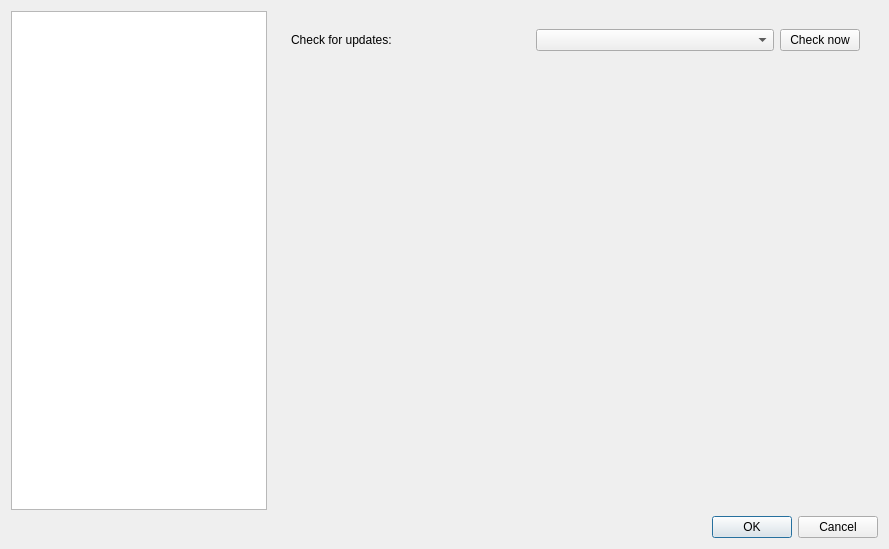
The window that src/settingseditor.ui (OneMoreGres/ScreenTranslator) describes before a commit, drawn with Qt 5.
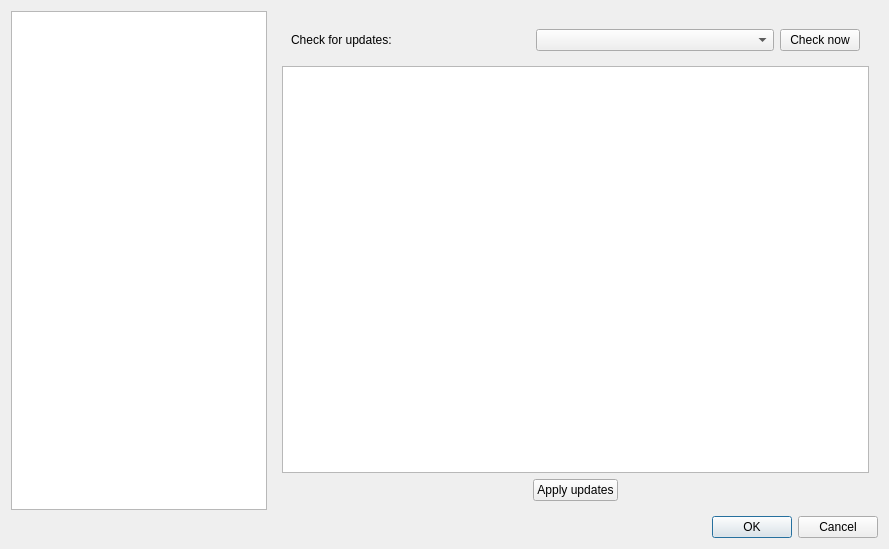
The same window after the commit. The open tabs and pages were chosen to show the change. Custom widgets are drawn as their Qt base class.

Patch:
```diff
--- a/src/settingseditor.ui
+++ b/src/settingseditor.ui
@@ -14,16 +14,6 @@
    <string>Настройки</string>
   </property>
   <layout class="QGridLayout" name="gridLayout_6">
-   <item row="0" column="0">
-    <widget class="QListView" name="pagesList">
-     <property name="sizePolicy">
-      <sizepolicy hsizetype="Maximum" vsizetype="Expanding">
-       <horstretch>0</horstretch>
-       <verstretch>0</verstretch>
-      </sizepolicy>
-     </property>
-    </widget>
-   </item>
    <item row="1" column="0" colspan="4">
     <widget class="QDialogButtonBox" name="buttonBox">
      <property name="orientation">
@@ -34,6 +24,16 @@
      </property>
     </widget>
    </item>
+   <item row="0" column="0">
+    <widget class="QListView" name="pagesList">
+     <property name="sizePolicy">
+      <sizepolicy hsizetype="Maximum" vsizetype="Expanding">
+       <horstretch>0</horstretch>
+       <verstretch>0</verstretch>
+      </sizepolicy>
+     </property>
+    </widget>
+   </item>
    <item row="0" column="1" colspan="3">
     <widget class="QStackedWidget" name="pagesView">
      <property name="sizePolicy">
@@ -459,22 +459,48 @@
       </layout>
      </widget>
      <widget class="QWidget" name="pageUpdate">
-      <layout class="QVBoxLayout" name="verticalLayout_2">
-       <item>
+      <layout class="QGridLayout" name="gridLayout_5">
+       <item row="2" column="0">
+        <spacer name="horizontalSpacer_2">
+         <property name="orientation">
+          <enum>Qt::Horizontal</enum>
+         </property>
+         <property name="sizeHint" stdset="0">
+          <size>
+           <width>204</width>
+           <height>20</height>
+          </size>
+         </property>
+        </spacer>
+       </item>
+       <item row="2" column="2">
+        <spacer name="horizontalSpacer_3">
+         <property name="orientation">
+          <enum>Qt::Horizontal</enum>
+         </property>
+         <property name="sizeHint" stdset="0">
+          <size>
+           <width>203</width>
+           <height>20</height>
+          </size>
+         </property>
+        </spacer>
+       </item>
+       <item row="0" column="0" colspan="3">
         <widget class="QWidget" name="widget_3" native="true">
-         <layout class="QGridLayout" name="gridLayout_5">
-          <item row="0" column="0">
+         <layout class="QHBoxLayout" name="horizontalLayout">
+          <item>
            <widget class="QLabel" name="label_17">
             <property name="text">
              <string>Check for updates:</string>
             </property>
            </widget>
           </item>
-          <item row="0" column="1">
+          <item>
            <widget class="QComboBox" name="updateCombo"/>
           </item>
-          <item row="0" column="2">
-           <widget class="QPushButton" name="updateButton">
+          <item>
+           <widget class="QPushButton" name="checkUpdates">
             <property name="sizePolicy">
              <sizepolicy hsizetype="Maximum" vsizetype="Fixed">
               <horstretch>0</horstretch>
@@ -489,18 +515,19 @@
          </layout>
         </widget>
        </item>
-       <item>
-        <spacer name="verticalSpacer">
-         <property name="orientation">
-          <enum>Qt::Vertical</enum>
+       <item row="1" column="0" colspan="3">
+        <widget class="QTreeView" name="updatesView">
+         <property name="sortingEnabled">
+          <bool>true</bool>
          </property>
-         <property name="sizeHint" stdset="0">
-          <size>
-           <width>20</width>
-           <height>389</height>
-          </size>
+        </widget>
+       </item>
+       <item row="2" column="1">
+        <widget class="QPushButton" name="applyUpdates">
+         <property name="text">
+          <string>Apply updates</string>
          </property>
-        </spacer>
+        </widget>
        </item>
       </layout>
      </widget>
```
